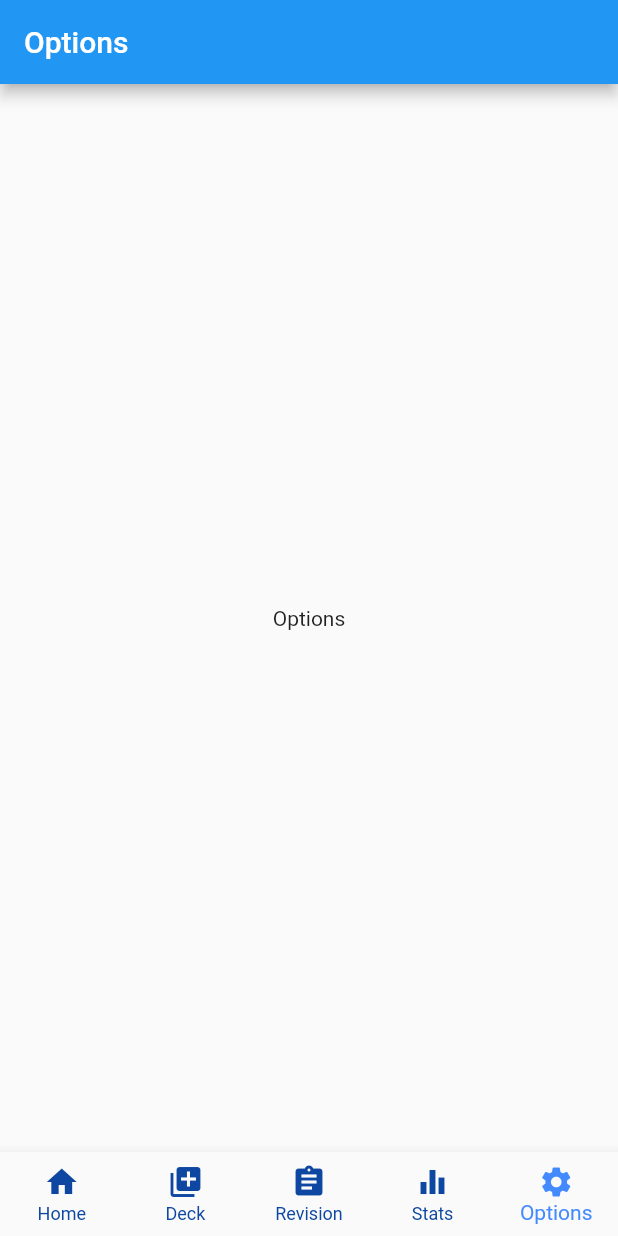
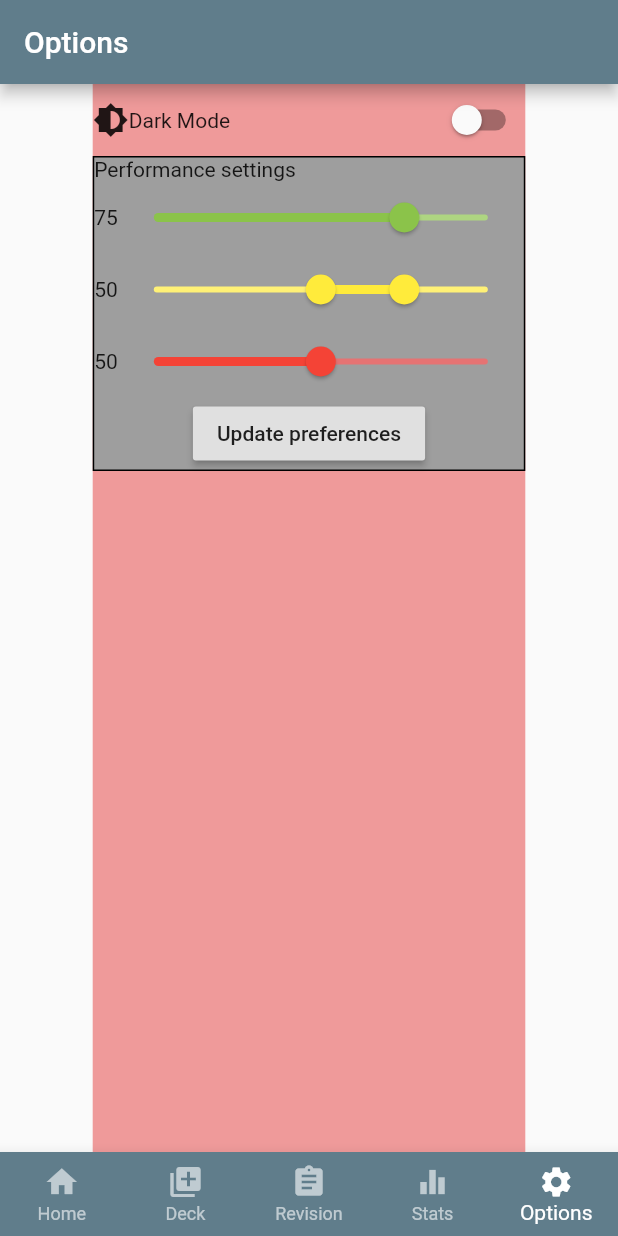
Before and after one commit to ztcjoe93/studybuddy, a Flutter app: the screen it shows after launch, item 5 of the bottom bar chosen, on a phone screen of 412 x 824 dp. Run offline on Flutter 3.47's test engine with Material 2 defaults, Android fonts, the phone set to English and light mode, and no system bars; our stand-ins replace charts_flutter, shared_preferences.

Commit message:
Options implementation - Dark Mode and performance rating settings;
Signed-off-by: zt <ztcjoe93@gmail.com>

```diff
--- a/lib/Charts/CardPerformance.dart
+++ b/lib/Charts/CardPerformance.dart
@@ -1,6 +1,8 @@
 import 'package:flutter/material.dart';
 import 'package:charts_flutter/flutter.dart' as charts;
 import 'package:memory_cards/Objects/objects.dart';
+import 'package:memory_cards/Providers/OverallState.dart';
+import 'package:provider/provider.dart';
 
 class CardPerformance extends StatefulWidget {
   final List<Result> results;
@@ -150,6 +152,7 @@ class _CardPerformanceState extends State<CardPerformance> {
   }
 
   generateChart(data){
+    final prefs = Provider.of<OverallState>(context, listen: true);
     final List<Map<String, dynamic>> chartData = [
       {'domain': "Great", 'count': 0},
       {'domain': "Good", 'count': 0},
@@ -158,9 +161,9 @@ class _CardPerformanceState extends State<CardPerformance> {
     int totalCount = 0;
 
     for (var key in data.keys){
-      if(data[key]['%'] >= 75.0) {
+      if(data[key]['%'] >= prefs.upperLimit){
         chartData[0]['count']++;
-      } else if (data[key]['%'] < 50.0) {
+      } else if (data[key]['%'] < prefs.lowerLimit){
         chartData[2]['count']++;
       } else {
         chartData[1]['count']++;
--- /dev/null
+++ b/lib/LDTheme.dart
@@ -0,0 +1,50 @@
+import 'package:flutter/material.dart';
+
+ThemeData lightTheme = ThemeData(
+  brightness: Brightness.light,
+  visualDensity: VisualDensity.adaptivePlatformDensity,
+  primaryColor: Colors.blueGrey,
+  bottomNavigationBarTheme: BottomNavigationBarThemeData(
+    backgroundColor: Colors.blueGrey,
+    selectedItemColor: Colors.white,
+    unselectedItemColor: Colors.white60,
+  ),
+  accentColor: Colors.blue,
+  fontFamily: 'Roboto',
+);
+
+// dark theme guidelines https://material.io/design/color/dark-theme.html
+ThemeData darkTheme= ThemeData(
+  brightness: Brightness.dark,
+  visualDensity: VisualDensity.adaptivePlatformDensity,
+  primaryColor: Color(0xffffffff).withOpacity(0.16),
+  backgroundColor: Color(0xff121212),
+  accentColor: Colors.white.withOpacity(0.16),
+  fontFamily: 'Roboto',
+  bottomNavigationBarTheme: BottomNavigationBarThemeData(
+    backgroundColor: Colors.white.withOpacity(0.16),
+    selectedItemColor: Colors.white.withOpacity(0.7),
+    unselectedItemColor: Colors.white.withOpacity(0.25),
+  ),
+);
+
+SliderThemeData greatSlider = SliderThemeData(
+  activeTrackColor: Colors.lightGreen,
+  inactiveTrackColor: Colors.lightGreen[300],
+  thumbColor: Colors.lightGreen,
+  overlayColor: Colors.lightGreen[200].withOpacity(0.2),
+);
+
+SliderThemeData goodSlider = SliderThemeData(
+  activeTrackColor: Colors.yellow,
+  inactiveTrackColor: Colors.yellow[300],
+  thumbColor: Colors.yellow,
+  overlayColor: Colors.yellow[200].withOpacity(0.2),
+);
+
+SliderThemeData poorSlider = SliderThemeData(
+  activeTrackColor: Colors.red,
+  inactiveTrackColor: Colors.red[300],
+  thumbColor: Colors.red,
+  overlayColor: Colors.red[200].withOpacity(0.2),
+);
--- /dev/null
+++ b/lib/Options/Options.dart
@@ -0,0 +1,161 @@
+import 'package:flutter/material.dart';
+import 'package:memory_cards/Providers/OverallState.dart';
+import 'package:provider/provider.dart';
+
+import '../LDTheme.dart';
+
+class Options extends StatefulWidget {
+  @override
+  _OptionsState createState() => _OptionsState();
+}
+
+class _OptionsState extends State<Options> {
+  bool _darkMode;
+  double _upperLimit, _lowerLimit;
+
+  @override
+  void initState() {
+    super.initState();
+    final prefs = Provider.of<OverallState>(context, listen: false);
+    _darkMode = prefs.brightness;
+    _upperLimit = prefs.upperLimit.toDouble();
+    _lowerLimit = prefs.lowerLimit.toDouble();
+  }
+
+  @override
+  Widget build(BuildContext context) {
+    return Padding(
+      padding: EdgeInsets.symmetric(horizontal: MediaQuery.of(context).size.width * 0.15),
+      child: Container(
+        color: Colors.red[200],
+        child: Column(
+          children: [
+            Row(
+              mainAxisAlignment: MainAxisAlignment.spaceBetween,
+              children: [
+                Row(
+                  children: [
+                    Icon(Icons.brightness_6),
+                    Text("Dark Mode"),
+                  ],
+                ),
+                Switch(
+                  value: _darkMode,
+                  onChanged: (value){
+                    setState(() {
+                      Provider.of<OverallState>(context, listen: false).changeBrightness();
+                      _darkMode = !_darkMode;
+                    });
+                  }
+                ),
+              ],
+            ),
+            Container(
+              decoration: BoxDecoration(
+                color: Colors.grey,
+                border: Border.all(color: Colors.black),
+              ),
+              child: Column(
+                children: [
+                  Align(
+                    alignment: Alignment.centerLeft,
+                    child: Text("Performance settings"),
+                  ),
+                  Row(
+                    mainAxisSize: MainAxisSize.max,
+                    children: [
+                      Text("${_upperLimit.round().toString()}"),
+                      Expanded(
+                        child: SliderTheme(
+                          data: greatSlider,
+                          child: Slider(
+                            value: _upperLimit,
+                            min: 0,
+                            max: 100,
+                            label: _upperLimit.round().toString(),
+                            onChanged: (newValue){
+                              // prevent slider from sliding if <= minvalue
+                              if (newValue > _lowerLimit){
+                                setState(() {
+                                  _upperLimit = newValue;
+                                });
+                              } else {
+                                return null;
+                              }
+                            },
+                          ),
+                        ),
+                      ),
+                    ],
+                  ),
+                  Row(
+                    mainAxisSize: MainAxisSize.max,
+                    children: [
+                      Text("${_lowerLimit.round().toString()}"),
+                      Expanded(
+                        child: SliderTheme(
+                          data: goodSlider,
+                          child: RangeSlider(
+                            values: RangeValues(_lowerLimit, _upperLimit),
+                            min: 0,
+                            max: 100,
+                            onChanged: (RangeValues values){
+                              if(values.start <= _upperLimit &&
+                              values.end >= _lowerLimit){
+                                setState(() {
+                                  _lowerLimit = values.start;
+                                  _upperLimit = values.end;
+                                });
+                              }
+                            },
+                          ),
+                        ),
+                      ),
+                    ],
+                  ),
+                  Row(
+                    mainAxisSize: MainAxisSize.max,
+                    children: [
+                      Text("${_lowerLimit.round().toString()}"),
+                      Expanded(
+                        child: SliderTheme(
+                          data: poorSlider,
+                          child: Slider(
+                            value: _lowerLimit,
+                            min: 0,
+                            max: 100,
+                            label: _lowerLimit.round().toString(),
+                            onChanged: (newValue){
+                              if (newValue < _upperLimit){
+                                setState(() {
+                                  _lowerLimit = newValue;
+                                });
+                              } else {
+                                return null;
+                              }
+                            },
+                          ),
+                        ),
+                      ),
+                    ],
+                  ),
+                  RaisedButton(
+                    onPressed: (){
+                      Provider.of<OverallState>(context, listen: false).
+                        setOptions(
+                          _darkMode,
+                          _lowerLimit.round().toInt(),
+                          _upperLimit.round().toInt(),
+                        );
+                    },
+                    child: Text("Update preferences"),
+                  ),
+                ],
+              ),
+            ),
+          ],
+        ),
+      ),
+    );
+  }
+}
--- /dev/null
+++ b/lib/Providers/OverallState.dart
@@ -0,0 +1,31 @@
+import 'package:flutter/material.dart';
+import 'package:shared_preferences/shared_preferences.dart';
+
+class OverallState extends ChangeNotifier{
+  bool _darkMode;
+  int _lowerLimit;
+  int _upperLimit;
+
+  bool get brightness => _darkMode;
+  int get lowerLimit => _lowerLimit;
+  int get upperLimit => _upperLimit;
+
+  void setOptions(bool darkMode, int lowerValue, int higherValue) async{
+    _darkMode = darkMode;
+    _lowerLimit = lowerValue;
+    _upperLimit = higherValue;
+
+    final prefs = await SharedPreferences.getInstance();
+    prefs.setBool('darkMode', _darkMode);
+    prefs.setInt('lowerLimit', _lowerLimit);
+    prefs.setInt('upperLimit', _upperLimit);
+
+    print('Preferences set: $_darkMode, $_lowerLimit, $upperLimit');
+    notifyListeners();
+  }
+
+  void changeBrightness(){
+    _darkMode = !_darkMode;
+    notifyListeners();
+  }
+}
--- a/lib/Revision/RevisionSession.dart
+++ b/lib/Revision/RevisionSession.dart
@@ -31,7 +31,7 @@ class _RevisionSessionState extends State<RevisionSession> {
     super.initState();
 
     // for debugging purposes
-    for (int j=1; j < ran.nextInt(30); j++)
+    for (int j=1; j < ran.nextInt(120)+50; j++)
     debugResults.add(
         Result(
             DateTime(
@@ -42,7 +42,7 @@ class _RevisionSessionState extends State<RevisionSession> {
             "test",
             "knn",
             [
-              for(int i = 1; i < ran.nextInt(12); i++)
+              for(int i = 1; i < ran.nextInt(12)+2; i++)
                 CardResult(
                   FlashCard("front", "back"),
                   ran.nextBool(),
@@ -51,6 +51,7 @@ class _RevisionSessionState extends State<RevisionSession> {
         )
     );
 
+    print("debugResults.length = ${debugResults.length}");
     // shuffle cards for deck
     cards = widget.deck.cards;
     cards.shuffle();
@@ -98,8 +99,9 @@ class _RevisionSessionState extends State<RevisionSession> {
             child: RaisedButton(
               child: Text("Debug for LineChart"),
               onPressed: (){
-                for (var i in debugResults)
+                for (var i in debugResults){
                   Provider.of<ResultsState>(context, listen: false).add(i);
+                }
                 Navigator.of(context).pop();
               },
             ),
--- a/lib/main.dart
+++ b/lib/main.dart
@@ -2,17 +2,21 @@ import 'dart:convert';
 import 'dart:io';
 
 import 'package:flutter/material.dart';
+import 'package:memory_cards/Providers/OverallState.dart';
 import 'package:memory_cards/Providers/ResultsState.dart';
 import 'package:memory_cards/Objects/objects.dart';
 import 'package:path_provider/path_provider.dart';
 import 'package:provider/provider.dart';
+import 'package:shared_preferences/shared_preferences.dart';
 
 import 'Deck/DeckManagement.dart';
+import 'LDTheme.dart';
 import 'Revision/Revision.dart';
 import 'Stats/Stats.dart';
 import 'Providers/DecksState.dart';
+import 'Options/Options.dart';
 
-void main(){
+void main() async {
   runApp(
     MultiProvider(
       providers: [
@@ -21,6 +25,9 @@ void main(){
         ),
         ChangeNotifierProvider(
           create: (context) => ResultsState(),
+        ),
+        ChangeNotifierProvider(
+          create: (context) => OverallState(),
         ),
       ],
       child: MainApp(),
@@ -34,6 +41,7 @@ class MainApp extends StatefulWidget {
 }
 
 class _MainAppState extends State<MainApp> {
+  bool _ready = false;
   int _selectedIdx = 0;
   List<String> categories = [
     "Home", "Deck Management",
@@ -46,10 +54,18 @@ class _MainAppState extends State<MainApp> {
     DeckManagement(),
     Revision(),
     Stats(),
-    Text('Options'),
+    Options(),
   ];
 
   initializeAll() async{
+    final prefs = await SharedPreferences.getInstance();
+    final _darkMode = prefs.getBool('darkMode') ?? false;
+    final _lowerLimit = prefs.getInt('lowerLimit') ?? 50;
+    final _upperLimit = prefs.getInt('upperLimit') ?? 75;
+
+    Provider.of<OverallState>(context, listen: false)
+        .setOptions(_darkMode, _lowerLimit, _upperLimit);
+
     final directory = await getApplicationDocumentsDirectory();
     // create `decks` directory if not found
     if (Directory('${directory.path}/decks').existsSync() == false) {
@@ -84,6 +100,11 @@ class _MainAppState extends State<MainApp> {
       );
            */
     });
+
+    setState(() {
+      // set state for darkmode to prevent flicker
+      _ready = true;
+    });
   }
 
   @override
@@ -95,9 +116,14 @@ class _MainAppState extends State<MainApp> {
 
   @override
   Widget build(BuildContext context) {
-    return MaterialApp(
+    return _ready
+      ? MaterialApp(
           debugShowCheckedModeBanner: false,
           //showPerformanceOverlay: true,
+          theme: lightTheme,
+          darkTheme: darkTheme,
+          themeMode: Provider.of<OverallState>(context, listen: true).brightness
+              ? ThemeMode.dark : ThemeMode.light,
           home: Scaffold(
             appBar: AppBar(
               title: Text(categories[_selectedIdx]),
@@ -127,13 +153,21 @@ class _MainAppState extends State<MainApp> {
                 ),
               ],
               currentIndex: _selectedIdx,
-          selectedItemColor: Colors.blueAccent,
               showUnselectedLabels: true,
               type: BottomNavigationBarType.fixed,
-          unselectedItemColor: Colors.blue[900],
               onTap: (_) => setState(() => _selectedIdx = _),
             ),
           ),
+        )
+      : Column(
+          children: [
+            Center(
+              child: SizedBox(
+                child: CircularProgressIndicator(),
+                width: 100,
+              ),
+            )
+          ],
         );
   }
 }
--- a/pubspec.yaml
+++ b/pubspec.yaml
@@ -14,6 +14,7 @@ dependencies:
   path_provider: ^1.6.14
   provider: ^4.3.2+2
   cupertino_icons: ^0.1.3
+  shared_preferences: ^0.5.10
 
 dev_dependencies:
   flutter_test:
```
Also changed, not shown: pubspec.lock, 1 other file. Lines whose indentation alone changed are shown as unchanged.
